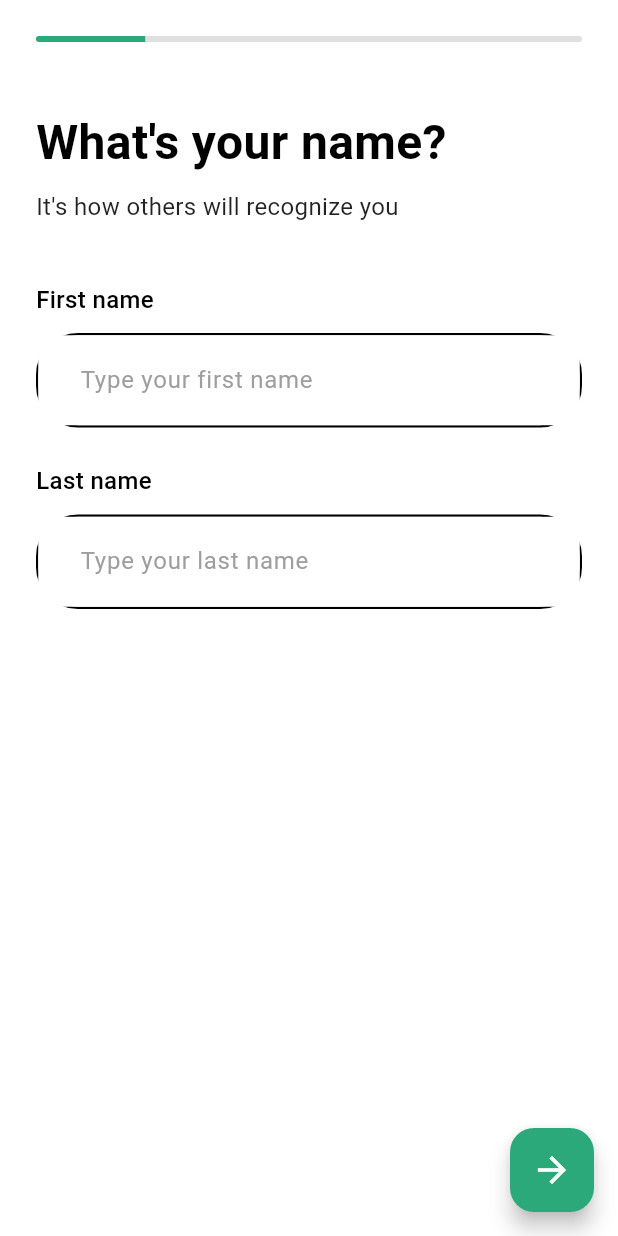
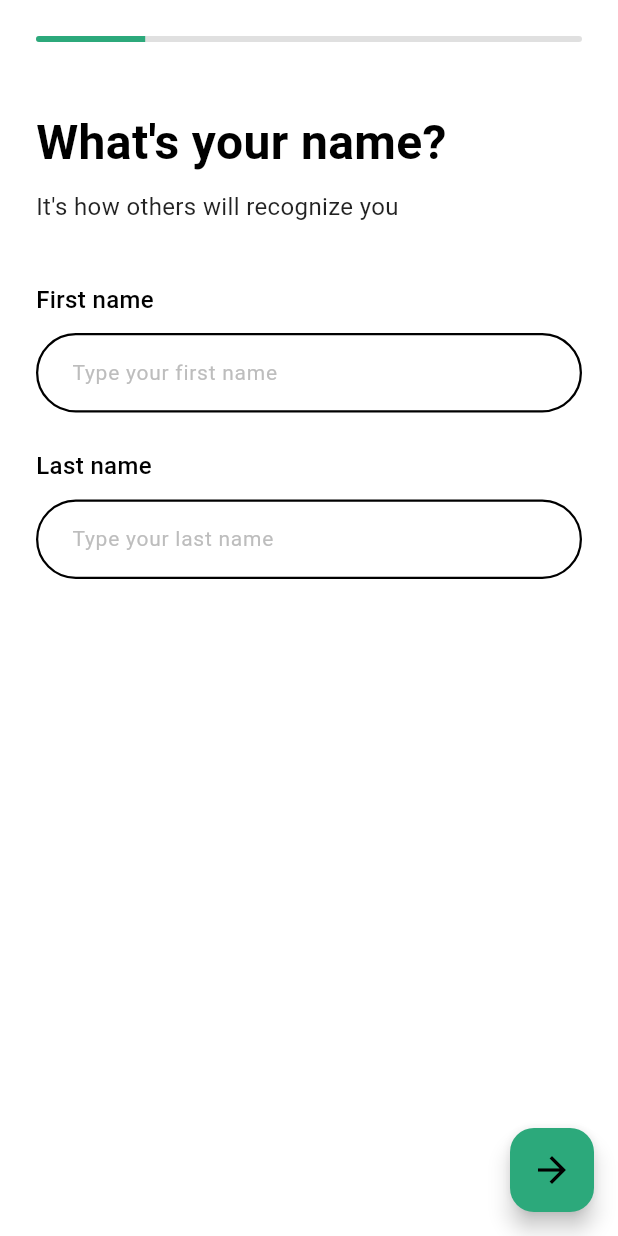
Before and after one commit to Luisnefelibato/Forever_Front, a Flutter app: the AboutYouNamePage screen opened directly, on a phone screen of 412 x 824 dp. Run offline on Flutter 3.47's test engine with Material 3 defaults, Android fonts, the light colour scheme and no system bars; our stand-ins replace dio, equatable, flutter_bloc, flutter_dotenv, get_it, injectable and 2 more; Roboto replaces fonts that are missing (Delight); project files that could hold a hidden picture were left out.

Commit message:
Fix input field styling in about_you_name_page.dart - apply same visual config as create_password_page.dart

```diff
--- a/lib/features/auth/presentation/pages/about_you_birthdate_page.dart
+++ b/lib/features/auth/presentation/pages/about_you_birthdate_page.dart
@@ -468,10 +468,11 @@ class _AboutYouBirthdatePageState extends State<AboutYouBirthdatePage> {
       onTap: _showDatePicker,
       child: Container(
         padding: const EdgeInsets.symmetric(
-          horizontal: 20,
+          horizontal: 12,
           vertical: 16,
         ),
         decoration: BoxDecoration(
+          color: Colors.white, // White background
           borderRadius: BorderRadius.circular(28),
           border: Border.all(
             color: showError ? _errorRed : Colors.black,
@@ -483,10 +484,13 @@ class _AboutYouBirthdatePageState extends State<AboutYouBirthdatePage> {
             label,
             style: TextStyle(
               fontFamily: 'Delight',
-              fontSize: 16,
+              fontSize: 14, // Smaller font size to prevent overflow
               fontWeight: FontWeight.normal,
               color: isPlaceholder ? _placeholderGray : Colors.black,
             ),
+            textAlign: TextAlign.center,
+            overflow: TextOverflow.ellipsis, // Handle overflow gracefully
+            maxLines: 1, // Single line to prevent wrapping
           ),
         ),
       ),
--- a/lib/features/auth/presentation/pages/about_you_name_page.dart
+++ b/lib/features/auth/presentation/pages/about_you_name_page.dart
@@ -169,7 +169,7 @@ class _AboutYouNamePageState extends State<AboutYouNamePage> {
         backgroundColor: _primaryGreen,
         child: const Icon(
           Icons.arrow_forward,
-          color: Colors.white,
+          color: Colors.black,
           size: 28,
         ),
       ),
@@ -214,40 +214,42 @@ class _AboutYouNamePageState extends State<AboutYouNamePage> {
         const SizedBox(height: 12),
 
         // Input field
-        Container(
-          decoration: BoxDecoration(
-            borderRadius: BorderRadius.circular(28),
-            border: Border.all(
-              color: showError ? _errorRed : Colors.black,
-              width: 1.5,
-            ),
-          ),
-          child: TextField(
+        TextField(
           controller: controller,
           style: const TextStyle(
             fontFamily: 'Delight',
-              fontSize: 16,
-              fontWeight: FontWeight.normal,
+            fontSize: 14,
             color: Colors.black,
           ),
           decoration: InputDecoration(
             hintText: placeholder,
             hintStyle: TextStyle(
               fontFamily: 'Delight',
-                fontSize: 16,
-                fontWeight: FontWeight.normal,
-                color: _placeholderGray,
+              color: Colors.grey[400],
+              fontSize: 14,
             ),
+            filled: true,
+            fillColor: Colors.white,
             contentPadding: const EdgeInsets.symmetric(
-                horizontal: 24,
-                vertical: 18,
+              horizontal: 20,
+              vertical: 16,
             ),
-              border: InputBorder.none,
-              enabledBorder: InputBorder.none,
-              focusedBorder: InputBorder.none,
+            enabledBorder: OutlineInputBorder(
+              borderRadius: BorderRadius.circular(28),
+              borderSide: BorderSide(
+                color: showError ? _errorRed : Colors.black,
+                width: 1.5,
+              ),
+            ),
+            focusedBorder: OutlineInputBorder(
+              borderRadius: BorderRadius.circular(28),
+              borderSide: BorderSide(
+                color: showError ? _errorRed : Colors.black,
+                width: 2,
+              ),
+            ),
           ),
           textCapitalization: TextCapitalization.words,
-          ),
         ),
 
         // Error message
--- a/lib/features/auth/presentation/pages/account_created_page.dart
+++ b/lib/features/auth/presentation/pages/account_created_page.dart
@@ -139,9 +139,3 @@ class _AccountCreatedPageState extends State<AccountCreatedPage> {
     );
   }
 }
-      fit: BoxFit.contain,
-        ),
-      ),
-    );
-  }
-}
```
Lines whose indentation alone changed are shown as unchanged.
